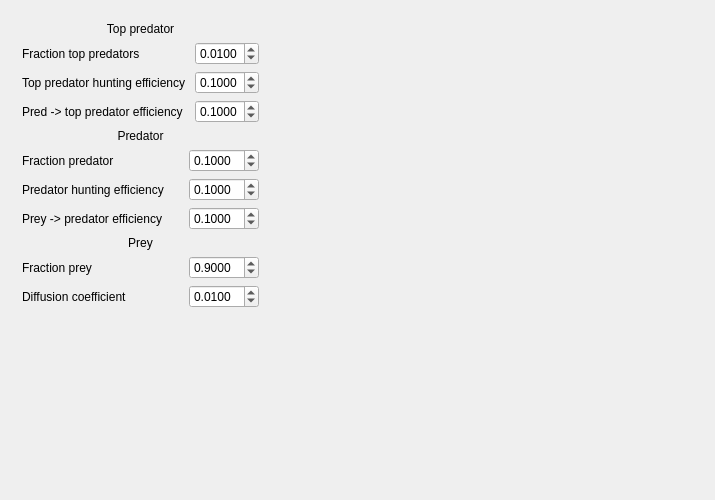
Qt form Tools/ToolSimTopPredatorPrey/qtsimtoppredatorpraymaindialog.ui (richelbilderbeek/ProjectRichelBilderbeek) before a commit.
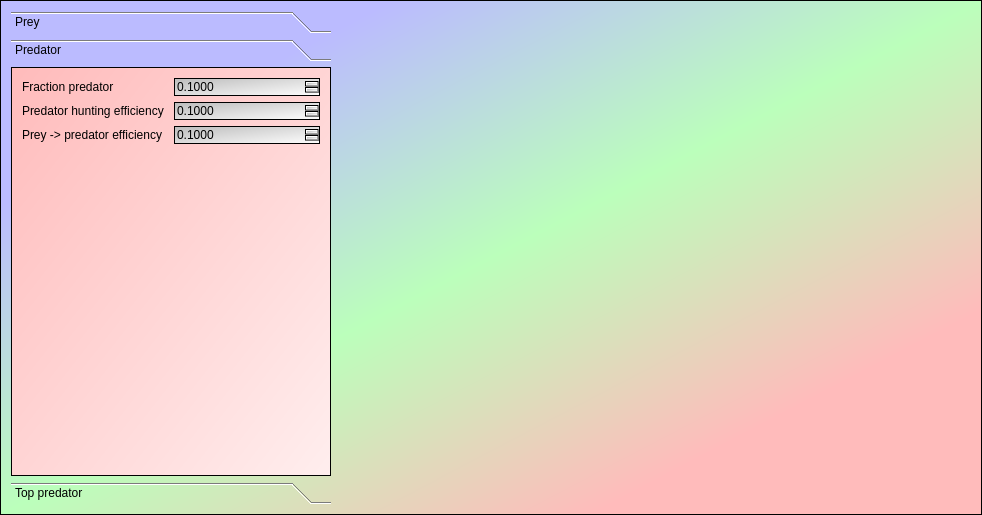
The same form after that commit. The open tabs and pages were chosen to show the change. Icons and pictures are not drawn.

Diff of the .ui file:
```diff
--- a/Tools/ToolSimTopPredatorPrey/qtsimtoppredatorpraymaindialog.ui
+++ b/Tools/ToolSimTopPredatorPrey/qtsimtoppredatorpraymaindialog.ui
@@ -6,13 +6,46 @@
    <rect>
     <x>0</x>
     <y>0</y>
-    <width>715</width>
-    <height>500</height>
+    <width>982</width>
+    <height>515</height>
    </rect>
   </property>
   <property name="windowTitle">
    <string>QtSimTopPredatorPrayMainDialog</string>
   </property>
+  <property name="styleSheet">
+   <string notr="true">QDialog {
+ background-color: qlineargradient(x1: 0, y1: 0, x2: 1, y2: 1, stop: 0  #bbf, stop: 0.2  #bbf, stop: 0.5 #bfb, stop: 0.8 #fbb, stop: 1 #fbb);
+  border: 1px solid black
+}
+
+QWidget#page_prey {
+ background-color: qlineargradient(x1: 0, y1: 0, x2: 1, y2: 1, stop: 0  #bfb, stop: 1 #efe);
+  border: 1px solid black
+}
+
+QWidget#page_pred {
+ background-color: qlineargradient(x1: 0, y1: 0, x2: 1, y2: 1, stop: 0  #fbb, stop: 1 #fee);
+  border: 1px solid black
+}
+
+QWidget#page_top {
+ background-color: qlineargradient(x1: 0, y1: 0, x2: 1, y2: 1, stop: 0  #bbf, stop: 1 #eef);
+  border: 1px solid black
+}
+QSpinBox,QDoubleSpinBox,QComboBox { 
+  background-color: qlineargradient(x1: 0, y1: 0, x2: 1, y2: 1, stop: 0  #bbb, stop: 1 #fff);
+  border: 1px solid black
+}
+
+QPushButton
+{
+  font: 24px bold &quot;Courier&quot; courier monospace;
+  color: #000;
+  background-color: qradialgradient(cx: 0.5, cy: 0.5,fx: 0.5, fy: 0.5,radius: 0.5, stop: 0 #fff, stop: 1 #aaa);
+  border: 1px solid black
+}</string>
+  </property>
   <layout class="QGridLayout" name="gridLayout_2">
    <item row="0" column="1">
     <widget class="QWidget" name="widget_right" native="true">
@@ -25,31 +58,43 @@
     </widget>
    </item>
    <item row="0" column="0">
-    <widget class="QWidget" name="widget_parameters" native="true">
+    <widget class="QToolBox" name="toolBox">
      <property name="sizePolicy">
       <sizepolicy hsizetype="Preferred" vsizetype="Preferred">
        <horstretch>1</horstretch>
        <verstretch>0</verstretch>
       </sizepolicy>
      </property>
-     <layout class="QGridLayout" name="gridLayout">
-      <item row="10" column="1" colspan="2">
-       <widget class="QDoubleSpinBox" name="box_diffusion">
-        <property name="decimals">
-         <number>4</number>
-        </property>
-        <property name="maximum">
-         <double>1.000000000000000</double>
-        </property>
-        <property name="singleStep">
-         <double>0.010000000000000</double>
-        </property>
-        <property name="value">
-         <double>0.010000000000000</double>
+     <property name="minimumSize">
+      <size>
+       <width>320</width>
+       <height>0</height>
+      </size>
+     </property>
+     <property name="currentIndex">
+      <number>0</number>
+     </property>
+     <widget class="QWidget" name="page_prey">
+      <property name="geometry">
+       <rect>
+        <x>0</x>
+        <y>0</y>
+        <width>320</width>
+        <height>404</height>
+       </rect>
+      </property>
+      <attribute name="label">
+       <string>Prey</string>
+      </attribute>
+      <layout class="QGridLayout" name="gridLayout_3">
+       <item row="1" column="0">
+        <widget class="QLabel" name="label_3">
+         <property name="text">
+          <string>Diffusion coefficient</string>
         </property>
        </widget>
       </item>
-      <item row="9" column="1" colspan="2">
+       <item row="0" column="1">
        <widget class="QDoubleSpinBox" name="box_f_prey">
         <property name="decimals">
          <number>4</number>
@@ -65,8 +110,8 @@
         </property>
        </widget>
       </item>
-      <item row="3" column="2">
-       <widget class="QDoubleSpinBox" name="box_conv_pred_to_top">
+       <item row="1" column="1">
+        <widget class="QDoubleSpinBox" name="box_diffusion">
         <property name="decimals">
          <number>4</number>
         </property>
@@ -81,116 +126,69 @@
         </property>
        </widget>
       </item>
-      <item row="6" column="0">
+       <item row="0" column="0">
+        <widget class="QLabel" name="label_2">
+         <property name="text">
+          <string>Fraction prey</string>
+         </property>
+        </widget>
+       </item>
+       <item row="3" column="0">
+        <spacer name="verticalSpacer">
+         <property name="orientation">
+          <enum>Qt::Vertical</enum>
+         </property>
+         <property name="sizeHint" stdset="0">
+          <size>
+           <width>20</width>
+           <height>40</height>
+          </size>
+         </property>
+        </spacer>
+       </item>
+       <item row="2" column="0" colspan="2">
+        <widget class="QLabel" name="label_6">
+         <property name="text">
+          <string/>
+         </property>
+         <property name="pixmap">
+          <pixmap resource="ToolSimTopPredatorPrey.qrc">:/images/ToolSimTopPredatorPreyLoripesLacteus3.jpg</pixmap>
+         </property>
+         <property name="alignment">
+          <set>Qt::AlignCenter</set>
+         </property>
+        </widget>
+       </item>
+      </layout>
+     </widget>
+     <widget class="QWidget" name="page_pred">
+      <property name="geometry">
+       <rect>
+        <x>0</x>
+        <y>0</y>
+        <width>320</width>
+        <height>404</height>
+       </rect>
+      </property>
+      <attribute name="label">
+       <string>Predator</string>
+      </attribute>
+      <layout class="QGridLayout" name="gridLayout_4">
+       <item row="1" column="0">
        <widget class="QLabel" name="label">
         <property name="text">
          <string>Predator hunting efficiency</string>
         </property>
        </widget>
       </item>
-      <item row="1" column="2">
-       <widget class="QDoubleSpinBox" name="box_f_top">
-        <property name="decimals">
-         <number>4</number>
-        </property>
-        <property name="maximum">
-         <double>1.000000000000000</double>
-        </property>
-        <property name="singleStep">
-         <double>0.010000000000000</double>
-        </property>
-        <property name="value">
-         <double>0.010000000000000</double>
-        </property>
-       </widget>
-      </item>
-      <item row="5" column="1" colspan="2">
-       <widget class="QDoubleSpinBox" name="box_f_pred">
-        <property name="decimals">
-         <number>4</number>
-        </property>
-        <property name="maximum">
-         <double>1.000000000000000</double>
-        </property>
-        <property name="singleStep">
-         <double>0.010000000000000</double>
-        </property>
-        <property name="value">
-         <double>0.100000000000000</double>
-        </property>
-       </widget>
-      </item>
-      <item row="2" column="2">
-       <widget class="QDoubleSpinBox" name="box_hunt_eff_top">
-        <property name="decimals">
-         <number>4</number>
-        </property>
-        <property name="maximum">
-         <double>1.000000000000000</double>
-        </property>
-        <property name="singleStep">
-         <double>0.010000000000000</double>
-        </property>
-        <property name="value">
-         <double>0.100000000000000</double>
-        </property>
-       </widget>
-      </item>
-      <item row="0" column="0" colspan="3">
-       <widget class="QLabel" name="label_10">
-        <property name="text">
-         <string>Top predator</string>
-        </property>
-        <property name="alignment">
-         <set>Qt::AlignCenter</set>
-        </property>
-       </widget>
-      </item>
-      <item row="5" column="0">
-       <widget class="QLabel" name="label_f_pred">
-        <property name="text">
-         <string>Fraction predator</string>
-        </property>
-       </widget>
-      </item>
-      <item row="7" column="0">
+       <item row="2" column="0">
        <widget class="QLabel" name="label_5">
         <property name="text">
          <string>Prey -&gt; predator efficiency</string>
         </property>
        </widget>
       </item>
-      <item row="2" column="0" colspan="2">
-       <widget class="QLabel" name="label_8">
-        <property name="text">
-         <string>Top predator hunting efficiency</string>
-        </property>
-       </widget>
-      </item>
-      <item row="10" column="0">
-       <widget class="QLabel" name="label_3">
-        <property name="text">
-         <string>Diffusion coefficient</string>
-        </property>
-       </widget>
-      </item>
-      <item row="6" column="1" colspan="2">
-       <widget class="QDoubleSpinBox" name="box_hunt_eff_pred">
-        <property name="decimals">
-         <number>4</number>
-        </property>
-        <property name="maximum">
-         <double>1.000000000000000</double>
-        </property>
-        <property name="singleStep">
-         <double>0.010000000000000</double>
-        </property>
-        <property name="value">
-         <double>0.100000000000000</double>
-        </property>
-       </widget>
-      </item>
-      <item row="7" column="1" colspan="2">
+       <item row="2" column="1">
        <widget class="QDoubleSpinBox" name="box_conv_prey_to_pred">
         <property name="decimals">
          <number>4</number>
@@ -206,49 +204,157 @@
         </property>
        </widget>
       </item>
-      <item row="8" column="0" colspan="3">
-       <widget class="QLabel" name="label_6">
+       <item row="1" column="1">
+        <widget class="QDoubleSpinBox" name="box_hunt_eff_pred">
+         <property name="decimals">
+          <number>4</number>
+         </property>
+         <property name="maximum">
+          <double>1.000000000000000</double>
+         </property>
+         <property name="singleStep">
+          <double>0.010000000000000</double>
+         </property>
+         <property name="value">
+          <double>0.100000000000000</double>
+         </property>
+        </widget>
+       </item>
+       <item row="0" column="0">
+        <widget class="QLabel" name="label_f_pred">
         <property name="text">
-         <string>Prey</string>
+          <string>Fraction predator</string>
+         </property>
+        </widget>
+       </item>
+       <item row="0" column="1">
+        <widget class="QDoubleSpinBox" name="box_f_pred">
+         <property name="decimals">
+          <number>4</number>
+         </property>
+         <property name="maximum">
+          <double>1.000000000000000</double>
+         </property>
+         <property name="singleStep">
+          <double>0.010000000000000</double>
+         </property>
+         <property name="value">
+          <double>0.100000000000000</double>
+         </property>
+        </widget>
+       </item>
+       <item row="4" column="0">
+        <spacer name="verticalSpacer_2">
+         <property name="orientation">
+          <enum>Qt::Vertical</enum>
+         </property>
+         <property name="sizeHint" stdset="0">
+          <size>
+           <width>20</width>
+           <height>40</height>
+          </size>
+         </property>
+        </spacer>
+       </item>
+       <item row="3" column="0" colspan="2">
+        <widget class="QLabel" name="label_9">
+         <property name="text">
+          <string/>
+         </property>
+         <property name="pixmap">
+          <pixmap resource="ToolSimTopPredatorPrey.qrc">:/images/ToolSimTopPredatorPreyCapybara.jpg</pixmap>
         </property>
         <property name="alignment">
          <set>Qt::AlignCenter</set>
         </property>
        </widget>
       </item>
-      <item row="9" column="0">
-       <widget class="QLabel" name="label_2">
-        <property name="text">
-         <string>Fraction prey</string>
-        </property>
-       </widget>
-      </item>
-      <item row="1" column="0">
-       <widget class="QLabel" name="label_4">
-        <property name="text">
-         <string>Fraction top predators</string>
-        </property>
-       </widget>
-      </item>
-      <item row="3" column="0">
+      </layout>
+     </widget>
+     <widget class="QWidget" name="page_top">
+      <property name="geometry">
+       <rect>
+        <x>0</x>
+        <y>0</y>
+        <width>320</width>
+        <height>404</height>
+       </rect>
+      </property>
+      <attribute name="label">
+       <string>Top predator</string>
+      </attribute>
+      <layout class="QGridLayout" name="gridLayout_5">
+       <item row="2" column="1">
+        <widget class="QDoubleSpinBox" name="box_conv_pred_to_top">
+         <property name="decimals">
+          <number>4</number>
+         </property>
+         <property name="maximum">
+          <double>1.000000000000000</double>
+         </property>
+         <property name="singleStep">
+          <double>0.010000000000000</double>
+         </property>
+         <property name="value">
+          <double>0.100000000000000</double>
+         </property>
+        </widget>
+       </item>
+       <item row="2" column="0">
        <widget class="QLabel" name="label_7">
         <property name="text">
          <string>Pred -&gt; top predator efficiency</string>
         </property>
        </widget>
       </item>
-      <item row="4" column="0" colspan="3">
-       <widget class="QLabel" name="label_9">
+       <item row="1" column="1">
+        <widget class="QDoubleSpinBox" name="box_hunt_eff_top">
+         <property name="decimals">
+          <number>4</number>
+         </property>
+         <property name="maximum">
+          <double>1.000000000000000</double>
+         </property>
+         <property name="singleStep">
+          <double>0.010000000000000</double>
+         </property>
+         <property name="value">
+          <double>0.100000000000000</double>
+         </property>
+        </widget>
+       </item>
+       <item row="0" column="1">
+        <widget class="QDoubleSpinBox" name="box_f_top">
+         <property name="decimals">
+          <number>4</number>
+         </property>
+         <property name="maximum">
+          <double>1.000000000000000</double>
+         </property>
+         <property name="singleStep">
+          <double>0.010000000000000</double>
+         </property>
+         <property name="value">
+          <double>0.010000000000000</double>
+         </property>
+        </widget>
+       </item>
+       <item row="0" column="0">
+        <widget class="QLabel" name="label_4">
         <property name="text">
-         <string>Predator</string>
-        </property>
-        <property name="alignment">
-         <set>Qt::AlignCenter</set>
+          <string>Fraction top predators</string>
+         </property>
+        </widget>
+       </item>
+       <item row="1" column="0">
+        <widget class="QLabel" name="label_8">
+         <property name="text">
+          <string>Top predator hunting efficiency</string>
         </property>
        </widget>
       </item>
-      <item row="11" column="0">
-       <spacer name="verticalSpacer">
+       <item row="4" column="0">
+        <spacer name="verticalSpacer_3">
         <property name="orientation">
          <enum>Qt::Vertical</enum>
         </property>
@@ -260,7 +366,21 @@
         </property>
        </spacer>
       </item>
-     </layout>
+       <item row="3" column="0" colspan="2">
+        <widget class="QLabel" name="label_10">
+         <property name="text">
+          <string/>
+         </property>
+         <property name="pixmap">
+          <pixmap resource="ToolSimTopPredatorPrey.qrc">:/images/ToolSimTopPredatorPreyLion.jpg</pixmap>
+         </property>
+         <property name="alignment">
+          <set>Qt::AlignCenter</set>
+         </property>
+        </widget>
+       </item>
+      </layout>
+     </widget>
     </widget>
    </item>
   </layout>
```
Left out of the diff: 16 changed lines with no effect on the pictures. Lines whose indentation alone changed are shown as unchanged.
